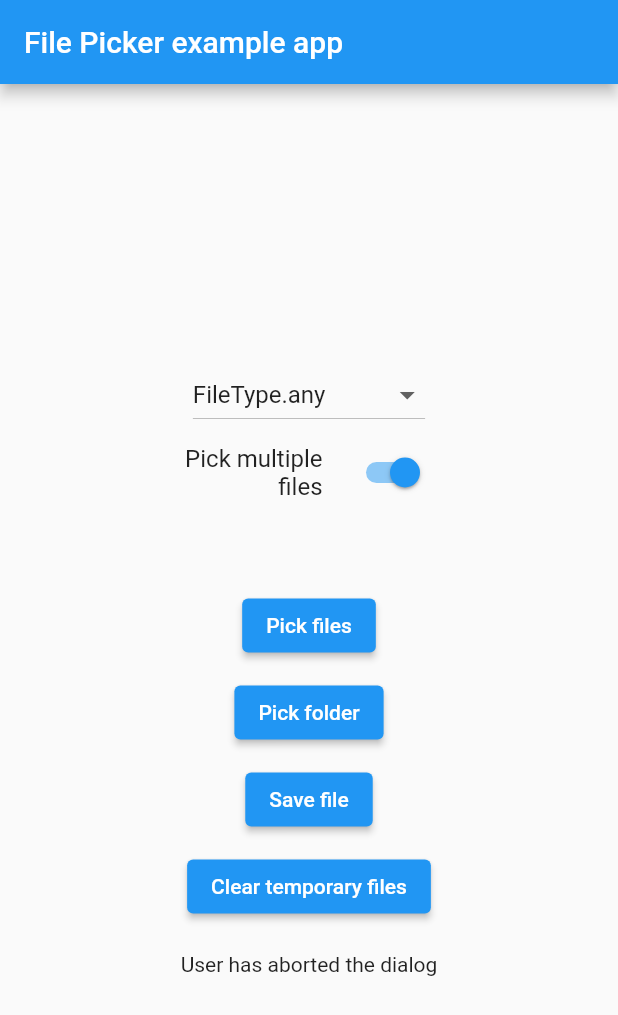
After one commit to kyoichi-taniguchi/sqflite_sample_app, a Flutter app: the screen it shows after launch, after a tap on "Pick multiple files", after a tap on "Pick files", after a tap on "Save file", on a phone screen of 412 x 824 dp. The commit adds this screen. Shown: the top 1015 px of the screen. Run offline on Flutter 3.47's test engine with Material 2 defaults, Android fonts, the phone set to English and light mode, and no system bars; our stand-ins replace charts_flutter, file_picker, sqflite; accounts and stored records are empty.

Commit message:
add file picker app sample and delete other needless app sample(todo sample, file controller)

```diff
--- a/lib/Model/talks_db_controller.dart
+++ b/lib/Model/database/talks_db_controller.dart
@@ -2,8 +2,8 @@ import 'dart:io';
 
 import 'package:async/async.dart';
 import 'package:flutter/material.dart';
-import 'package:line_analytics_app/Model/talk_class.dart';
-import 'package:line_analytics_app/Model/talks_db_model.dart';
+import 'package:line_analytics_app/Model/line_analysis/talk_class.dart';
+import 'package:line_analytics_app/Model/database/talks_db_model.dart';
 import 'package:path/path.dart';
 import 'package:sqflite/sqflite.dart';
 
--- a/lib/Model/change_date_time_type.dart
+++ b/lib/Model/line_analysis/change_date_time_type.dart
@@ -1,5 +1,5 @@
 import 'package:intl/intl.dart';
-import 'package:line_analytics_app/Model/talk_class.dart';
+import 'package:line_analytics_app/Model/line_analysis/talk_class.dart';
 
 class tTalk {
   final DateTime time;
--- a/lib/Model/create_talk_list.dart
+++ b/lib/Model/line_analysis/create_talk_list.dart
@@ -1,5 +1,5 @@
-import 'package:line_analytics_app/Model/line_analysis.dart';
-import 'package:line_analytics_app/Model/talk_class.dart';
+import 'package:line_analytics_app/Model/line_analysis/line_analysis.dart';
+import 'package:line_analytics_app/Model/line_analysis/talk_class.dart';
 
 List<Talk> createTalkList(String strData) {
   // 返すリスト
--- a/lib/Model/line_analysis.dart
+++ b/lib/Model/line_analysis/line_analysis.dart
@@ -1,8 +1,8 @@
 
 
 import 'package:intl/intl.dart';
-import 'package:line_analytics_app/Model/change_date_time_type.dart';
-import 'package:line_analytics_app/Model/talk_class.dart';
+import 'package:line_analytics_app/Model/line_analysis/change_date_time_type.dart';
+import 'package:line_analytics_app/Model/line_analysis/talk_class.dart';
 
 
 class NumberOfTalks {
--- a/lib/View/main.dart
+++ b/lib/View/main.dart
@@ -2,7 +2,6 @@
 
 import 'package:flutter/cupertino.dart';
 import 'package:line_analytics_app/View/root_app.dart';
-import 'package:line_analytics_app/View/todo_sample_app.dart';
 
 main() {
   runApp(const MyHomePage(title: 'flutter study app'));
--- /dev/null
+++ b/lib/View/read_file_view.dart
@@ -0,0 +1,307 @@
+import 'package:file_picker/file_picker.dart';
+import 'package:flutter/foundation.dart';
+import 'package:flutter/material.dart';
+import 'package:flutter/services.dart';
+
+class FilePickerDemo extends StatefulWidget {
+  @override
+  _FilePickerDemoState createState() => _FilePickerDemoState();
+}
+
+class _FilePickerDemoState extends State<FilePickerDemo> {
+  final GlobalKey<ScaffoldState> _scaffoldKey = GlobalKey<ScaffoldState>();
+  final _scaffoldMessengerKey = GlobalKey<ScaffoldMessengerState>();
+  String? _fileName;
+  String? _saveAsFileName;
+  List<PlatformFile>? _paths;
+  String? _directoryPath;
+  String? _extension;
+  bool _isLoading = false;
+  bool _userAborted = false;
+  bool _multiPick = false;
+  FileType _pickingType = FileType.any;
+  TextEditingController _controller = TextEditingController();
+
+  @override
+  void initState() {
+    super.initState();
+    _controller.addListener(() => _extension = _controller.text);
+  }
+
+  void _pickFiles() async {
+    _resetState();
+    try {
+      _directoryPath = null;
+      _paths = (await FilePicker.platform.pickFiles(
+        type: _pickingType,
+        allowMultiple: _multiPick,
+        onFileLoading: (FilePickerStatus status) => print(status),
+        allowedExtensions: (_extension?.isNotEmpty ?? false)
+            ? _extension?.replaceAll(' ', '').split(',')
+            : null,
+      ))
+          ?.files;
+    } on PlatformException catch (e) {
+      _logException('Unsupported operation' + e.toString());
+    } catch (e) {
+      _logException(e.toString());
+    }
+    if (!mounted) return;
+    setState(() {
+      _isLoading = false;
+      _fileName =
+      _paths != null ? _paths!.map((e) => e.name).toString() : '...';
+      _userAborted = _paths == null;
+    });
+  }
+
+  void _clearCachedFiles() async {
+    _resetState();
+    try {
+      bool? result = await FilePicker.platform.clearTemporaryFiles();
+      ScaffoldMessenger.of(context).showSnackBar(
+        SnackBar(
+          backgroundColor: result! ? Colors.green : Colors.red,
+          content: Text((result
+              ? 'Temporary files removed with success.'
+              : 'Failed to clean temporary files')),
+        ),
+      );
+    } on PlatformException catch (e) {
+      _logException('Unsupported operation' + e.toString());
+    } catch (e) {
+      _logException(e.toString());
+    } finally {
+      setState(() => _isLoading = false);
+    }
+  }
+
+  void _selectFolder() async {
+    _resetState();
+    try {
+      String? path = await FilePicker.platform.getDirectoryPath();
+      setState(() {
+        _directoryPath = path;
+        _userAborted = path == null;
+      });
+    } on PlatformException catch (e) {
+      _logException('Unsupported operation' + e.toString());
+    } catch (e) {
+      _logException(e.toString());
+    } finally {
+      setState(() => _isLoading = false);
+    }
+  }
+
+  Future<void> _saveFile() async {
+    _resetState();
+    try {
+      String? fileName = await FilePicker.platform.saveFile(
+        allowedExtensions: (_extension?.isNotEmpty ?? false)
+            ? _extension?.replaceAll(' ', '').split(',')
+            : null,
+        type: _pickingType,
+      );
+      setState(() {
+        _saveAsFileName = fileName;
+        _userAborted = fileName == null;
+      });
+    } on PlatformException catch (e) {
+      _logException('Unsupported operation' + e.toString());
+    } catch (e) {
+      _logException(e.toString());
+    } finally {
+      setState(() => _isLoading = false);
+    }
+  }
+
+  void _logException(String message) {
+    print(message);
+    _scaffoldMessengerKey.currentState?.hideCurrentSnackBar();
+    _scaffoldMessengerKey.currentState?.showSnackBar(
+      SnackBar(
+        content: Text(message),
+      ),
+    );
+  }
+
+  void _resetState() {
+    if (!mounted) {
+      return;
+    }
+    setState(() {
+      _isLoading = true;
+      _directoryPath = null;
+      _fileName = null;
+      _paths = null;
+      _saveAsFileName = null;
+      _userAborted = false;
+    });
+  }
+
+  @override
+  Widget build(BuildContext context) {
+    return MaterialApp(
+      scaffoldMessengerKey: _scaffoldMessengerKey,
+      home: Scaffold(
+        key: _scaffoldKey,
+        appBar: AppBar(
+          title: const Text('File Picker example app'),
+        ),
+        body: Center(
+          child: Padding(
+            padding: const EdgeInsets.only(left: 10.0, right: 10.0),
+            child: SingleChildScrollView(
+              child: Column(
+                mainAxisAlignment: MainAxisAlignment.center,
+                children: <Widget>[
+                  Padding(
+                    padding: const EdgeInsets.only(top: 20.0),
+                    child: DropdownButton<FileType>(
+                        hint: const Text('LOAD PATH FROM'),
+                        value: _pickingType,
+                        items: FileType.values
+                            .map((fileType) => DropdownMenuItem<FileType>(
+                          child: Text(fileType.toString()),
+                          value: fileType,
+                        ))
+                            .toList(),
+                        onChanged: (value) => setState(() {
+                          _pickingType = value!;
+                          if (_pickingType != FileType.custom) {
+                            _controller.text = _extension = '';
+                          }
+                        })),
+                  ),
+                  ConstrainedBox(
+                    constraints: const BoxConstraints.tightFor(width: 100.0),
+                    child: _pickingType == FileType.custom
+                        ? TextFormField(
+                      maxLength: 15,
+                      autovalidateMode: AutovalidateMode.always,
+                      controller: _controller,
+                      decoration: InputDecoration(
+                        labelText: 'File extension',
+                      ),
+                      keyboardType: TextInputType.text,
+                      textCapitalization: TextCapitalization.none,
+                    )
+                        : const SizedBox(),
+                  ),
+                  ConstrainedBox(
+                    constraints: const BoxConstraints.tightFor(width: 200.0),
+                    child: SwitchListTile.adaptive(
+                      title: Text(
+                        'Pick multiple files',
+                        textAlign: TextAlign.right,
+                      ),
+                      onChanged: (bool value) =>
+                          setState(() => _multiPick = value),
+                      value: _multiPick,
+                    ),
+                  ),
+                  Padding(
+                    padding: const EdgeInsets.only(top: 50.0, bottom: 20.0),
+                    child: Column(
+                      children: <Widget>[
+                        ElevatedButton(
+                          onPressed: () => _pickFiles(),
+                          child: Text(_multiPick ? 'Pick files' : 'Pick file'),
+                        ),
+                        SizedBox(height: 10),
+                        ElevatedButton(
+                          onPressed: () => _selectFolder(),
+                          child: const Text('Pick folder'),
+                        ),
+                        SizedBox(height: 10),
+                        ElevatedButton(
+                          onPressed: () => _saveFile(),
+                          child: const Text('Save file'),
+                        ),
+                        SizedBox(height: 10),
+                        ElevatedButton(
+                          onPressed: () => _clearCachedFiles(),
+                          child: const Text('Clear temporary files'),
+                        ),
+                      ],
+                    ),
+                  ),
+                  Builder(
+                    builder: (BuildContext context) => _isLoading
+                        ? Padding(
+                      padding: const EdgeInsets.only(bottom: 10.0),
+                      child: const CircularProgressIndicator(),
+                    )
+                        : _userAborted
+                        ? Padding(
+                      padding: const EdgeInsets.only(bottom: 10.0),
+                      child: const Text(
+                        'User has aborted the dialog',
+                      ),
+                    )
+                        : _directoryPath != null
+                        ? ListTile(
+                      title: const Text('Directory path'),
+                      subtitle: Text(_directoryPath!),
+                    )
+                        : _paths != null
+                        ? Container(
+                      padding:
+                      const EdgeInsets.only(bottom: 30.0),
+                      height:
+                      MediaQuery.of(context).size.height *
+                          0.50,
+                      child: Scrollbar(
+                          child: ListView.separated(
+                            itemCount: _paths != null &&
+                                _paths!.isNotEmpty
+                                ? _paths!.length
+                                : 1,
+                            itemBuilder: (BuildContext context,
+                                int index) {
+                              final bool isMultiPath =
+                                  _paths != null &&
+                                      _paths!.isNotEmpty;
+                              final String name =
+                                  'File $index: ' +
+                                      (isMultiPath
+                                          ? _paths!
+                                          .map((e) => e.name)
+                                          .toList()[index]
+                                          : _fileName ?? '...');
+                              final path = kIsWeb
+                                  ? null
+                                  : _paths!
+                                  .map((e) => e.path)
+                                  .toList()[index]
+                                  .toString();
+
+                              return ListTile(
+                                title: Text(
+                                  name,
+                                ),
+                                subtitle: Text(path ?? ''),
+                              );
+                            },
+                            separatorBuilder:
+                                (BuildContext context,
+                                int index) =>
+                            const Divider(),
+                          )),
+                    )
+                        : _saveAsFileName != null
+                        ? ListTile(
+                      title: const Text('Save file'),
+                      subtitle: Text(_saveAsFileName!),
+                    )
+                        : const SizedBox(),
+                  ),
+                ],
+              ),
+            ),
+          ),
+        ),
+      ),
+    );
+  }
+}
--- a/lib/View/root_app.dart
+++ b/lib/View/root_app.dart
@@ -1,6 +1,6 @@
 import 'package:flutter/material.dart';
 import 'package:line_analytics_app/View/line_analysis_view.dart';
-import 'todo_sample_app.dart';
+import 'package:line_analytics_app/View/read_file_view.dart';
 
 class MyHomePage extends StatefulWidget {
   const MyHomePage({Key? key,required this.title}) : super(key: key);
@@ -16,7 +16,7 @@ class _MyHomePageState extends State<MyHomePage> {
   Widget build(BuildContext context) {
     return MaterialApp(
       title: widget.title,
-      home: txtFileApp()
+      home: FilePickerDemo(),
     );
   }
 }
--- a/pubspec.yaml
+++ b/pubspec.yaml
@@ -38,6 +38,7 @@ dependencies:
   english_words: ^4.0.0
   intl: any
   charts_flutter: any
+  file_picker: any
 
 
 
```
Also changed, not shown: lib/View/file_controller.dart (deleted, +0 -98 lines), lib/View/line_analysis_view.dart (+5 -5 lines), lib/View/todo_sample_app.dart (deleted, +0 -224 lines), lib/Model/database/talks_db_model.dart (renamed from lib/Model/talks_db_model.dart), lib/Model/line_analysis/talk_class.dart (renamed from lib/Model/talk_class.dart), lib/Model/read_file.dart (added), pubspec.lock, 2 other files.
